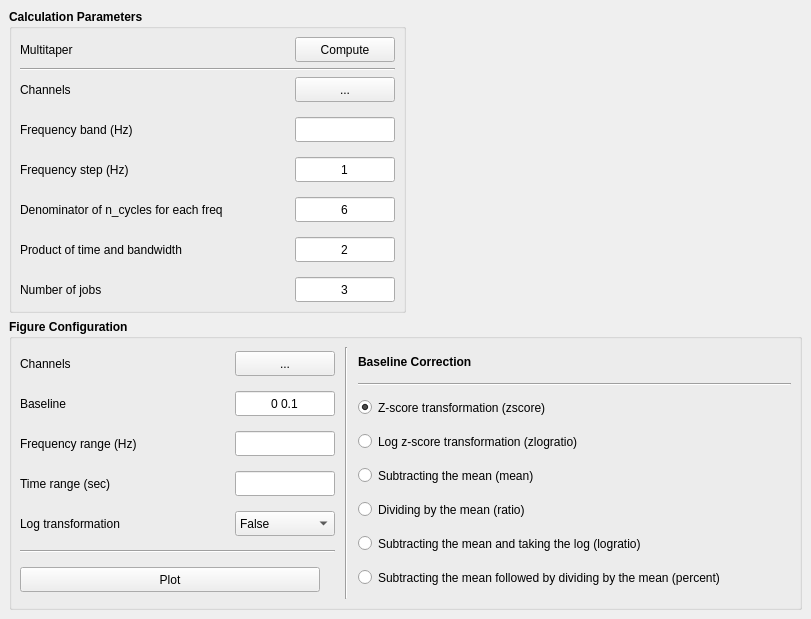
First picture: the form in iEEGTool/gui/ui/tfr_multitaper.ui, repository ZhengLiu97/iEEGTool, before the edit.
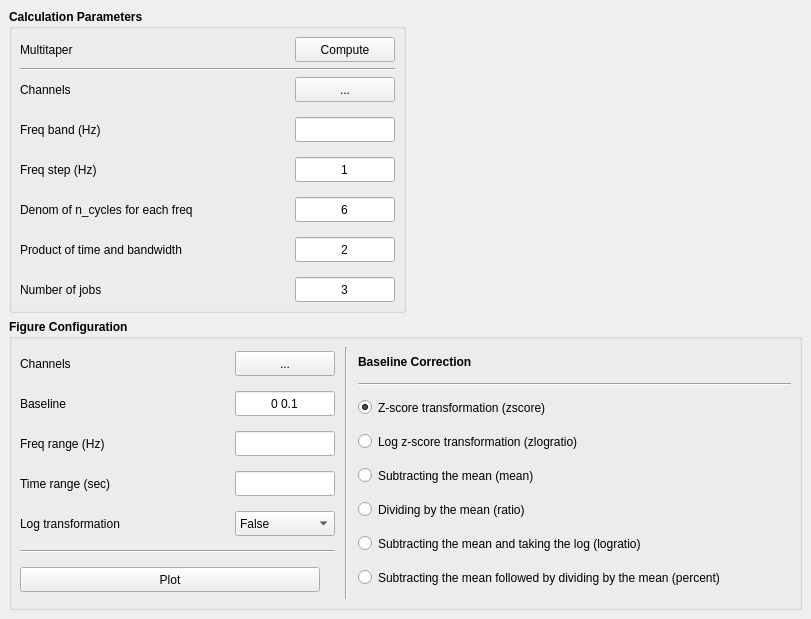
Second picture: the form after the edit.

Patch:
```diff
--- a/iEEGTool/gui/ui/tfr_multitaper.ui
+++ b/iEEGTool/gui/ui/tfr_multitaper.ui
@@ -182,7 +182,7 @@
                 </font>
                </property>
                <property name="text">
-                <string>Frequency band (Hz)</string>
+                <string>Freq band (Hz)</string>
                </property>
               </widget>
              </item>
@@ -207,7 +207,7 @@
                 </font>
                </property>
                <property name="text">
-                <string>Frequency step (Hz)</string>
+                <string>Freq step (Hz)</string>
                </property>
               </widget>
              </item>
@@ -232,7 +232,7 @@
                 </font>
                </property>
                <property name="text">
-                <string>Denominator of n_cycles for each freq</string>
+                <string>Denom of n_cycles for each freq</string>
                </property>
               </widget>
              </item>
@@ -614,7 +614,7 @@
                 </font>
                </property>
                <property name="text">
-                <string>Frequency range (Hz)</string>
+                <string>Freq range (Hz)</string>
                </property>
               </widget>
              </item>
```
